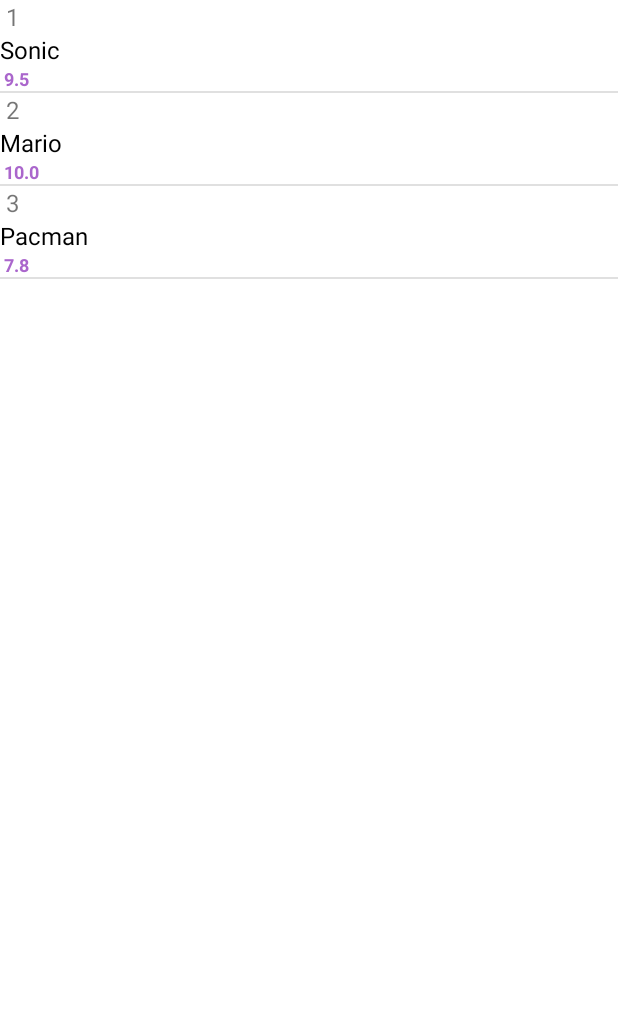
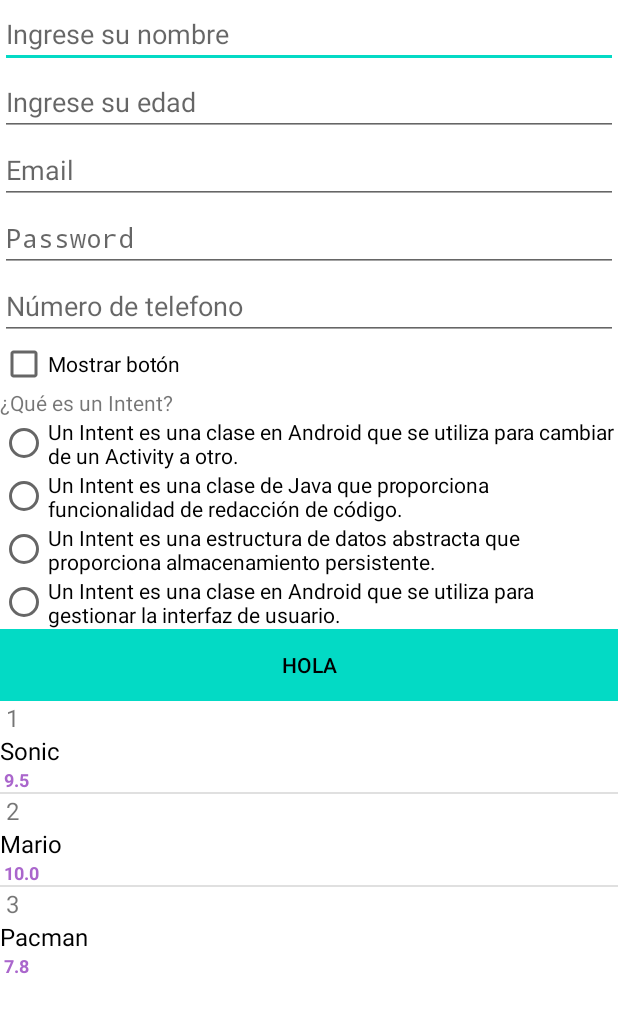
Before and after one commit to ArmandoBeltran/MyFirstActivity, an Android app: the screen it shows after launch (MyFirstActivity), on a phone screen of 412 x 824 dp. Shown: the top 1013 px of the screen. Run offline under Robolectric (Android 15) with nearby library versions, the phone set to English and light mode, and no system bars.

Commit message:
Ejercicios con distintos componentes graficos

```diff
--- a/app/src/main/java/com/example/myfirstactivity/MyFirstActivity.kt
+++ b/app/src/main/java/com/example/myfirstactivity/MyFirstActivity.kt
@@ -15,6 +15,9 @@ import android.widget.ListView
 import android.widget.TextView
 import android.widget.Toast
 import android.widget.BaseAdapter
+import android.widget.CheckBox
+import android.widget.RadioButton
+import android.widget.RadioGroup
 
 class MyFirstActivity: Activity() {
     lateinit var contador : TextView
@@ -41,6 +44,10 @@ class MyFirstActivity: Activity() {
 
         arrayAdapter = ArrayAdapter(this, android.R.layout.simple_list_item_1, games)
         myListView.adapter = arrayAdapter**/
+        val btnPresionar = findViewById<Button>(R.id.btnAparece)
+        val checkButton = findViewById<CheckBox>(R.id.checkBoxButton)
+        val radioGroup = findViewById<RadioGroup>(R.id.radioGroup)
+
         myListView = findViewById<ListView>(R.id.list_view)
         arrayList.add(MyData(1, "Sonic", 9.5f))
         arrayList.add(MyData(2, "Mario", 10.0f))
@@ -49,8 +56,36 @@ class MyFirstActivity: Activity() {
         myListView.adapter = adapter
 
 
+        btnPresionar.isEnabled = false
+
+        checkButton.setOnCheckedChangeListener {buttonView, isChecked ->
+            if (isChecked){
+                btnPresionar.isEnabled = true
+            }
+            else{
+                btnPresionar.isEnabled = false
+            }
+        }
+
+
+        btnPresionar.setOnClickListener { }
+
+        radioGroup.setOnCheckedChangeListener { _, checkedId ->
+            when (checkedId){
+                R.id.radioBtn1 -> {
+                    btnPresionar.isEnabled = true
+                }
+                R.id.radioBtn2 -> {
+                    btnPresionar.isEnabled = false
+                }
+                R.id.radioBtn3 -> btnPresionar.isEnabled = false
+                R.id.radioBtn4 -> btnPresionar.isEnabled = false
+            }
+        }
+
 
     }
+
 
     override fun onResume() {
         super.onResume()
--- a/app/src/main/res/layout/activity_my_first.xml
+++ b/app/src/main/res/layout/activity_my_first.xml
@@ -22,8 +22,85 @@
         android:translationY="500px"
         android:onClick="addNumber"/>-->
 
+    <EditText
+        android:layout_width="match_parent"
+        android:layout_height="wrap_content"
+        android:hint="Ingrese su nombre"
+        android:inputType="text"
+        />
+    <EditText
+        android:layout_width="match_parent"
+        android:layout_height="wrap_content"
+        android:hint="Ingrese su edad"
+        android:inputType="number"/>
+    <EditText
+        android:layout_width="match_parent"
+        android:layout_height="wrap_content"
+        android:hint="Email"
+        android:inputType="textEmailAddress"/>
+    <EditText
+        android:layout_width="match_parent"
+        android:layout_height="wrap_content"
+        android:hint="Password"
+        android:inputType="textPassword"/>
+    <EditText
+        android:layout_width="match_parent"
+        android:layout_height="wrap_content"
+        android:hint="Número de telefono"
+        android:inputType="phone"/>
+    <CheckBox
+        android:id="@+id/checkBoxButton"
+        android:layout_width="match_parent"
+        android:layout_height="wrap_content"
+        android:text="Mostrar botón"/>
+
+    <RadioGroup
+        android:id="@+id/radioGroup"
+        android:layout_width="match_parent"
+        android:layout_height="wrap_content"
+        android:orientation="vertical">
+
+        <TextView
+            android:layout_width="wrap_content"
+            android:layout_height="wrap_content"
+            android:text="¿Qué es un Intent?"
+            />
+
+        <RadioButton
+            android:id="@+id/radioBtn1"
+            android:layout_width="wrap_content"
+            android:layout_height="wrap_content"
+            android:text="Un Intent es una clase en Android que se utiliza para cambiar de un Activity a otro."/>
+
+        <RadioButton
+            android:id="@+id/radioBtn2"
+            android:layout_width="wrap_content"
+            android:layout_height="wrap_content"
+            android:text="Un Intent es una clase de Java que proporciona funcionalidad de redacción de código."/>
+
+        <RadioButton
+            android:id="@+id/radioBtn3"
+            android:layout_width="wrap_content"
+            android:layout_height="wrap_content"
+            android:text="Un Intent es una estructura de datos abstracta que proporciona almacenamiento persistente."/>
+
+        <RadioButton
+            android:id="@+id/radioBtn4"
+            android:layout_width="wrap_content"
+            android:layout_height="wrap_content"
+            android:text="Un Intent es una clase en Android que se utiliza para gestionar la interfaz de usuario."/>
+    </RadioGroup>
+
+    <Button
+        android:id="@+id/btnAparece"
+        android:layout_width="match_parent"
+        android:layout_height="wrap_content"
+        android:text="Hola"
+        android:textColor="@color/black"
+        android:background="@color/teal_200" />
+
     <ListView
         android:id="@+id/list_view"
         android:layout_width="match_parent"
-        android:layout_height="match_parent" />
+        android:layout_height="wrap_content" />
 </LinearLayout>
```
